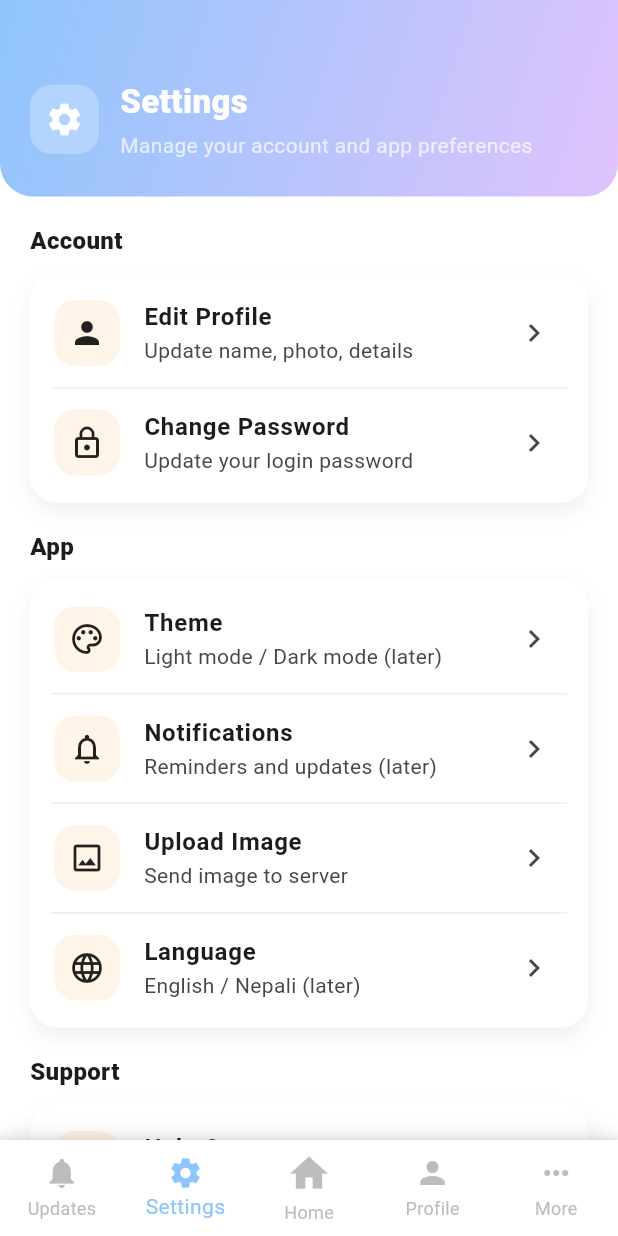
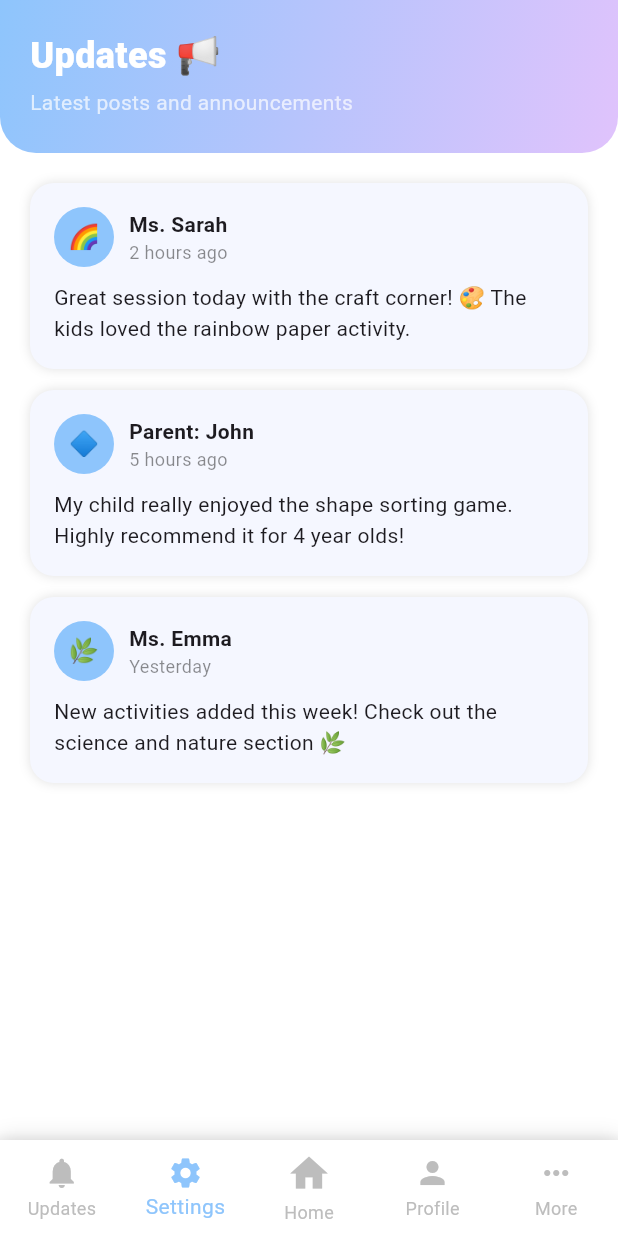
Before and after one commit to ShreeyaPaudel/kreative_kindle, a Flutter app: the DashboardPage screen opened directly, item 2 of the bottom bar chosen, on a phone screen of 412 x 824 dp. Run offline on Flutter 3.47's test engine with Material 3 defaults, Android fonts, the phone set to English and light mode, and no system bars; our stand-ins replace connectivity_plus, dio, flutter_riverpod, flutter_secure_storage, hive, hive_flutter and 4 more; accounts and stored records are empty; generated files the repository leaves out were written again.

Commit message:
added activities, updates and progress pages

```diff
--- a/lib/features/dashboard/presentation/pages/dashboard_page.dart
+++ b/lib/features/dashboard/presentation/pages/dashboard_page.dart
@@ -1,7 +1,12 @@
 import 'package:flutter/material.dart';
 import 'package:flutter_riverpod/flutter_riverpod.dart';
+import 'package:kreative_kindle/features/activities/presentation/pages/activities_page.dart';
 import '../widgets/feature_tile.dart';
 import './profile_page.dart';
+import './settings_page.dart';
+import './updates_page.dart';
+import './progress_page.dart';
+import './more_page.dart';
 import '../../../../features/dashboard/presentation/pages/settings_page.dart';
 import '../../../../core/widgets/offline_banner.dart';
 import '../../../../core/services/sensors/accelerometer_screen.dart';
@@ -23,6 +28,7 @@ class _DashboardPageState extends ConsumerState<DashboardPage> {
   Widget build(BuildContext context) {
     final pages = [
       const Center(child: Text("Updates", style: TextStyle(fontSize: 18))),
+      const UpdatesPage(),
       const SettingsPage(),
       _homeUi(),
       ProfilePage(role: widget.role),
@@ -274,21 +280,93 @@ class _DashboardPageState extends ConsumerState<DashboardPage> {
               crossAxisSpacing: 20,
               mainAxisSpacing: 20,
               childAspectRatio: 1.1,
-              children: const [
-                FeatureTile(title: "Craft Corner", icon: Icons.palette),
+              children: [
+                FeatureTile(
+                  title: "Craft Corner",
+                  icon: Icons.palette,
+                  onTap: () => Navigator.push(
+                    context,
+                    MaterialPageRoute(
+                      builder: (_) =>
+                          const ActivitiesPage(category: 'Craft Corner'),
+                    ),
+                  ),
+                ),
                 FeatureTile(
                   title: "Letters & Phonics",
                   icon: Icons.text_fields,
+                  onTap: () => Navigator.push(
+                    context,
+                    MaterialPageRoute(
+                      builder: (_) =>
+                          const ActivitiesPage(category: 'Letters & Phonics'),
+                    ),
+                  ),
                 ),
-                FeatureTile(title: "Story Time", icon: Icons.book),
-                FeatureTile(title: "Numbers & Logic", icon: Icons.calculate),
-                FeatureTile(title: "Thinking Skills", icon: Icons.psychology),
-                FeatureTile(title: "Science & Nature", icon: Icons.eco),
-                FeatureTile(title: "Post Update", icon: Icons.post_add),
-                FeatureTile(title: "Learning Progress", icon: Icons.show_chart),
+                FeatureTile(
+                  title: "Story Time",
+                  icon: Icons.book,
+                  onTap: () => Navigator.push(
+                    context,
+                    MaterialPageRoute(
+                      builder: (_) =>
+                          const ActivitiesPage(category: 'Story Time'),
+                    ),
+                  ),
+                ),
+                FeatureTile(
+                  title: "Numbers & Logic",
+                  icon: Icons.calculate,
+                  onTap: () => Navigator.push(
+                    context,
+                    MaterialPageRoute(
+                      builder: (_) =>
+                          const ActivitiesPage(category: 'Numbers & Logic'),
+                    ),
+                  ),
+                ),
+                FeatureTile(
+                  title: "Thinking Skills",
+                  icon: Icons.psychology,
+                  onTap: () => Navigator.push(
+                    context,
+                    MaterialPageRoute(
+                      builder: (_) =>
+                          const ActivitiesPage(category: 'Thinking Skills'),
+                    ),
+                  ),
+                ),
+                FeatureTile(
+                  title: "Science & Nature",
+                  icon: Icons.eco,
+                  onTap: () => Navigator.push(
+                    context,
+                    MaterialPageRoute(
+                      builder: (_) =>
+                          const ActivitiesPage(category: 'Science & Nature'),
+                    ),
+                  ),
+                ),
+                FeatureTile(
+                  title: "Post Update",
+                  icon: Icons.post_add,
+                  onTap: () => Navigator.push(
+                    context,
+                    MaterialPageRoute(builder: (_) => const UpdatesPage()),
+                  ),
+                ),
+                FeatureTile(
+                  title: "Learning Progress",
+                  icon: Icons.show_chart,
+                  onTap: () => Navigator.push(
+                    context,
+                    MaterialPageRoute(builder: (_) => const ProgressPage()),
+                  ),
+                ),
                 FeatureTile(
                   title: "Rewards & Badges",
                   icon: Icons.workspace_premium,
+                  onTap: () {},
                 ),
               ],
             ),
--- /dev/null
+++ b/lib/features/dashboard/presentation/pages/updates_page.dart
@@ -0,0 +1,138 @@
+import 'package:flutter/material.dart';
+
+class UpdatesPage extends StatelessWidget {
+  const UpdatesPage({super.key});
+
+  @override
+  Widget build(BuildContext context) {
+    return SafeArea(
+      child: Column(
+        children: [
+          // Header
+          Container(
+            width: double.infinity,
+            padding: const EdgeInsets.fromLTRB(20, 20, 20, 24),
+            decoration: const BoxDecoration(
+              gradient: LinearGradient(
+                colors: [Color(0xFF8EC5FC), Color(0xFFE0C3FC)],
+                begin: Alignment.topLeft,
+                end: Alignment.bottomRight,
+              ),
+              borderRadius: BorderRadius.only(
+                bottomLeft: Radius.circular(24),
+                bottomRight: Radius.circular(24),
+              ),
+            ),
+            child: const Column(
+              crossAxisAlignment: CrossAxisAlignment.start,
+              children: [
+                Text(
+                  'Updates 📢',
+                  style: TextStyle(
+                    fontSize: 24,
+                    fontWeight: FontWeight.w800,
+                    color: Colors.white,
+                  ),
+                ),
+                SizedBox(height: 4),
+                Text(
+                  'Latest posts and announcements',
+                  style: TextStyle(color: Colors.white70),
+                ),
+              ],
+            ),
+          ),
+
+          const SizedBox(height: 20),
+
+          // Mock posts
+          Expanded(
+            child: ListView(
+              padding: const EdgeInsets.symmetric(horizontal: 20),
+              children: const [
+                _PostCard(
+                  name: 'Ms. Sarah',
+                  time: '2 hours ago',
+                  content:
+                      'Great session today with the craft corner! 🎨 The kids loved the rainbow paper activity.',
+                  emoji: '🌈',
+                ),
+                SizedBox(height: 14),
+                _PostCard(
+                  name: 'Parent: John',
+                  time: '5 hours ago',
+                  content:
+                      'My child really enjoyed the shape sorting game. Highly recommend it for 4 year olds!',
+                  emoji: '🔷',
+                ),
+                SizedBox(height: 14),
+                _PostCard(
+                  name: 'Ms. Emma',
+                  time: 'Yesterday',
+                  content:
+                      'New activities added this week! Check out the science and nature section 🌿',
+                  emoji: '🌿',
+                ),
+              ],
+            ),
+          ),
+        ],
+      ),
+    );
+  }
+}
+
+class _PostCard extends StatelessWidget {
+  final String name;
+  final String time;
+  final String content;
+  final String emoji;
+
+  const _PostCard({
+    required this.name,
+    required this.time,
+    required this.content,
+    required this.emoji,
+  });
+
+  @override
+  Widget build(BuildContext context) {
+    return Container(
+      padding: const EdgeInsets.all(16),
+      decoration: BoxDecoration(
+        color: const Color(0xFFF5F7FF),
+        borderRadius: BorderRadius.circular(16),
+        boxShadow: const [BoxShadow(color: Colors.black12, blurRadius: 6)],
+      ),
+      child: Column(
+        crossAxisAlignment: CrossAxisAlignment.start,
+        children: [
+          Row(
+            children: [
+              CircleAvatar(
+                backgroundColor: const Color(0xFF8EC5FC),
+                child: Text(emoji),
+              ),
+              const SizedBox(width: 10),
+              Column(
+                crossAxisAlignment: CrossAxisAlignment.start,
+                children: [
+                  Text(
+                    name,
+                    style: const TextStyle(fontWeight: FontWeight.w700),
+                  ),
+                  Text(
+                    time,
+                    style: const TextStyle(color: Colors.black45, fontSize: 12),
+                  ),
+                ],
+              ),
+            ],
+          ),
+          const SizedBox(height: 10),
+          Text(content, style: const TextStyle(height: 1.5)),
+        ],
+      ),
+    );
+  }
+}
--- a/lib/features/dashboard/presentation/widgets/feature_tile.dart
+++ b/lib/features/dashboard/presentation/widgets/feature_tile.dart
@@ -3,18 +3,30 @@ import 'package:flutter/material.dart';
 class FeatureTile extends StatelessWidget {
   final String title;
   final IconData icon;
+  final VoidCallback? onTap;
 
-  const FeatureTile({super.key, required this.title, required this.icon});
+  const FeatureTile({
+    super.key,
+    required this.title,
+    required this.icon,
+    this.onTap,
+  });
 
   @override
   Widget build(BuildContext context) {
-    return Container(
+    return GestureDetector(
+      onTap: onTap,
+      child: Container(
         padding: const EdgeInsets.all(20),
         decoration: BoxDecoration(
           color: const Color(0xFFF5F7FF),
           borderRadius: BorderRadius.circular(18),
           boxShadow: const [
-          BoxShadow(color: Colors.black12, blurRadius: 6, offset: Offset(0, 3)),
+            BoxShadow(
+              color: Colors.black12,
+              blurRadius: 6,
+              offset: Offset(0, 3),
+            ),
           ],
         ),
         child: Column(
@@ -38,6 +50,7 @@ class FeatureTile extends StatelessWidget {
             ),
           ],
         ),
+      ),
     );
   }
 }
```
Also changed, not shown: lib/features/activities/presentation/pages/activities_page.dart (added, +157 -0 lines), lib/features/dashboard/presentation/pages/more_page.dart (added, +134 -0 lines), lib/features/dashboard/presentation/pages/progress_page.dart (added, +149 -0 lines). Lines whose indentation alone changed are shown as unchanged.
